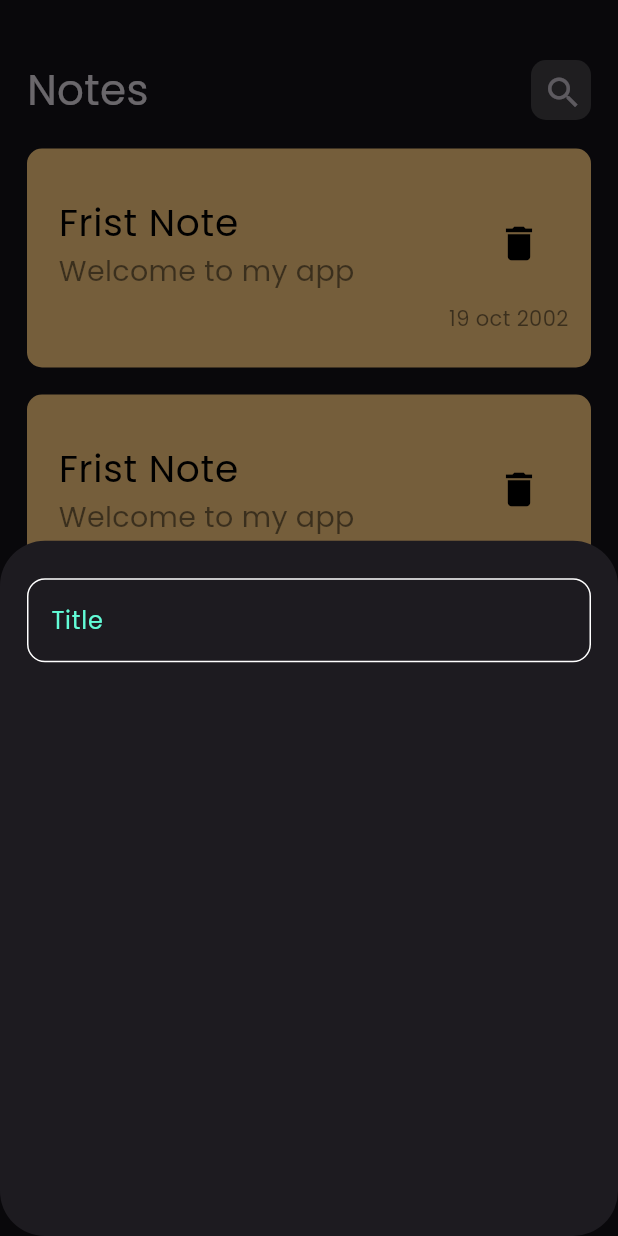
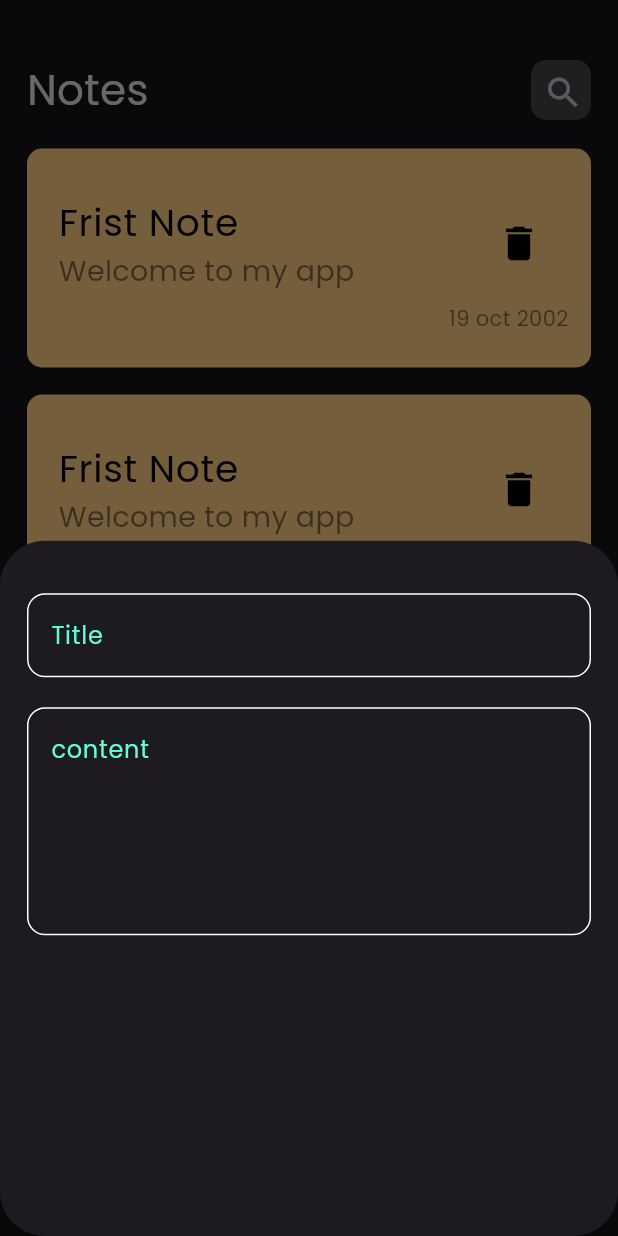
Before and after one commit to MahmoudElkhadem/notes_app, a Flutter app: the screen it shows after launch, after a tap on the "add" icon, on a phone screen of 412 x 824 dp. Run offline on Flutter 3.47's test engine with Material 3 defaults, Android fonts, the phone set to English and light mode, and no system bars.

Commit message:
add field to bottom sheet

```diff
--- a/lib/views/widgets/add_note_model_sheet.dart
+++ b/lib/views/widgets/add_note_model_sheet.dart
@@ -10,8 +10,10 @@ class AddNoteModelSheet extends StatelessWidget {
       padding:  EdgeInsets.symmetric(horizontal: 18),
       child:  Column(
           children: [
-            SizedBox(height: 25),
-            CustomTextField(),
+            SizedBox(height: 35),
+            CustomTextField(hintText: 'Title',),
+            SizedBox(height: 20),
+            CustomTextField(hintText: 'content', maxlines: 5,)
           ],
       ),
     );
--- a/lib/views/widgets/custom_text_field.dart
+++ b/lib/views/widgets/custom_text_field.dart
@@ -2,14 +2,18 @@ import 'package:flutter/material.dart';
 import 'package:note/views/widgets/constant.dart';
 
 class CustomTextField extends StatelessWidget {
-  const CustomTextField({super.key});
+  const CustomTextField({super.key, required this.hintText,this.maxlines = 1});
+
+  final String hintText;
+  final int maxlines;
 
   @override
   Widget build(BuildContext context) {
     return  TextField(
+      maxLines: maxlines,
       cursorColor: primaryColor,
       decoration: InputDecoration(
-        hintText: 'Title',
+        hintText: hintText,
         hintStyle: const TextStyle(
           color: primaryColor
         ),
```
